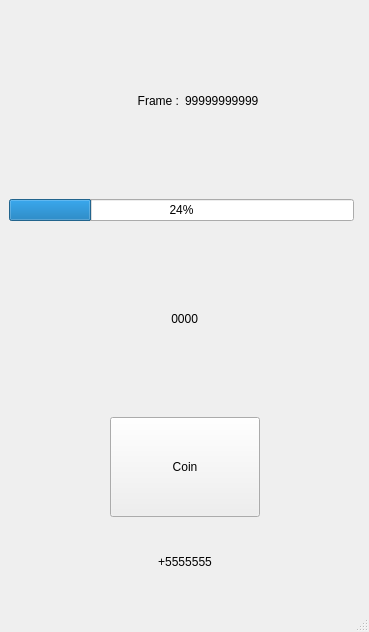
Redoxee/AutoClicker, file Dev/Clients/QtClient/QtWindowClient/mainwindow.ui: the form before one commit.
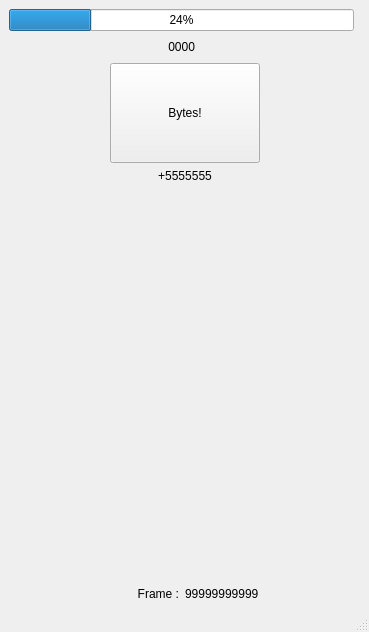
The form after the commit.

Commit message: Moving stuff around in the UI.

```diff
--- a/Dev/Clients/QtClient/QtWindowClient/mainwindow.ui
+++ b/Dev/Clients/QtClient/QtWindowClient/mainwindow.ui
@@ -12,7 +12,34 @@
   </property>
   <widget class="QWidget" name="centralwidget">
    <layout class="QGridLayout" name="gridLayout">
-    <item row="8" column="0" colspan="2">
+    <item row="13" column="0">
+     <layout class="QHBoxLayout" name="FrameLayout">
+      <item>
+       <widget class="QLabel" name="FrameLabel">
+        <property name="text">
+         <string>Frame :</string>
+        </property>
+        <property name="alignment">
+         <set>Qt::AlignRight|Qt::AlignTrailing|Qt::AlignVCenter</set>
+        </property>
+       </widget>
+      </item>
+      <item>
+       <widget class="QLabel" name="FrameValue">
+        <property name="maximumSize">
+         <size>
+          <width>16777215</width>
+          <height>16777211</height>
+         </size>
+        </property>
+        <property name="text">
+         <string>99999999999</string>
+        </property>
+       </widget>
+      </item>
+     </layout>
+    </item>
+    <item row="10" column="0" colspan="2">
      <layout class="QHBoxLayout" name="horizontalLayout">
       <item>
        <spacer name="horizontalSpacer_4">
@@ -102,7 +129,7 @@
            </palette>
           </property>
           <property name="text">
-           <string>Coin</string>
+           <string>Bytes!</string>
           </property>
          </widget>
         </item>
@@ -136,10 +163,17 @@
       </item>
      </layout>
     </item>
-    <item row="2" column="0" colspan="2">
+    <item row="3" column="0">
+     <widget class="QProgressBar" name="ProgressBar">
+      <property name="value">
+       <number>24</number>
+      </property>
+     </widget>
+    </item>
+    <item row="11" column="0">
      <layout class="QGridLayout" name="UpgradeButtonHolder"/>
     </item>
-    <item row="3" column="0" colspan="2">
+    <item row="4" column="0">
      <layout class="QHBoxLayout" name="ScoreLayout">
       <item>
        <spacer name="horizontalSpacer">
@@ -188,33 +222,18 @@
       </item>
      </layout>
     </item>
-    <item row="0" column="0">
-     <layout class="QHBoxLayout" name="FrameLayout">
-      <item>
-       <widget class="QLabel" name="FrameLabel">
-        <property name="text">
-         <string>Frame :</string>
-        </property>
-        <property name="alignment">
-         <set>Qt::AlignRight|Qt::AlignTrailing|Qt::AlignVCenter</set>
-        </property>
-       </widget>
-      </item>
-      <item>
-       <widget class="QLabel" name="FrameValue">
-        <property name="text">
-         <string>99999999999</string>
-        </property>
-       </widget>
-      </item>
-     </layout>
-    </item>
-    <item row="1" column="0">
-     <widget class="QProgressBar" name="ProgressBar">
-      <property name="value">
-       <number>24</number>
+    <item row="12" column="0">
+     <spacer name="verticalSpacer">
+      <property name="orientation">
+       <enum>Qt::Vertical</enum>
       </property>
-     </widget>
+      <property name="sizeHint" stdset="0">
+       <size>
+        <width>20</width>
+        <height>40</height>
+       </size>
+      </property>
+     </spacer>
     </item>
    </layout>
   </widget>
```
